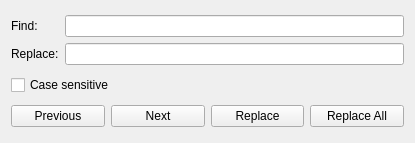
WizTeam/WizQTClient, file src/ui/wizSearchReplaceWidget.ui: the form before one commit.
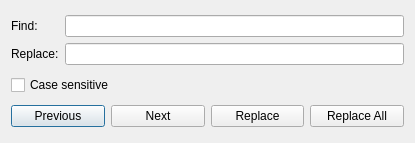
The form after the commit.

Commit message: 搜索对话框修改为Dialog

```diff
--- a/src/ui/wizSearchReplaceWidget.ui
+++ b/src/ui/wizSearchReplaceWidget.ui
@@ -1,7 +1,7 @@
 <?xml version="1.0" encoding="UTF-8"?>
 <ui version="4.0">
  <class>CWizSearchReplaceWidget</class>
- <widget class="QWidget" name="CWizSearchReplaceWidget">
+ <widget class="QDialog" name="CWizSearchReplaceWidget">
   <property name="geometry">
    <rect>
     <x>0</x>
```
The commit also changes 4 other files.
